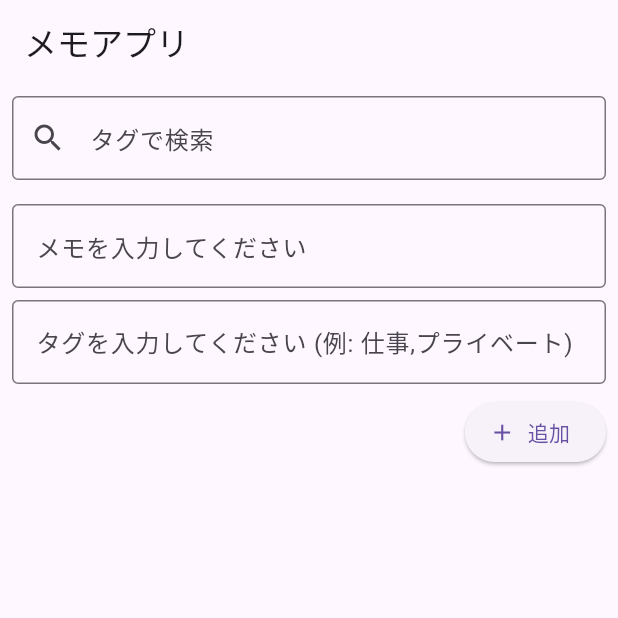
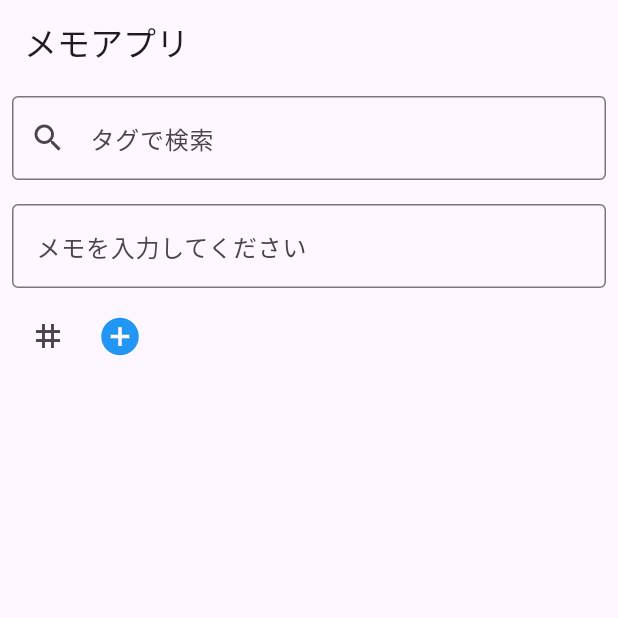
Before and after one commit to ishii-kanade/memoapp, a Flutter app: the screen it shows after launch, on a phone screen of 412 x 824 dp, the top half of it. Run offline on Flutter 3.47's test engine with Material 3 defaults, Android fonts, the phone set to English and light mode, and no system bars; our stand-ins replace flutter_riverpod.

Commit message:
UIをシンプルに

```diff
--- a/lib/presentation/pages/memo_page.dart
+++ b/lib/presentation/pages/memo_page.dart
@@ -59,7 +59,9 @@ class _MemoPageState extends ConsumerState<MemoPage> {
           Padding(
             padding: const EdgeInsets.all(8.0),
             child: Column(
+              crossAxisAlignment: CrossAxisAlignment.start,
               children: [
+                // メモ入力フィールド
                 TextField(
                   controller: _textController,
                   maxLines: null,
@@ -69,19 +71,50 @@ class _MemoPageState extends ConsumerState<MemoPage> {
                   ),
                 ),
                 const SizedBox(height: 8.0),
-                TextField(
+
+                // オプションと追加ボタン
+                Row(
+                  mainAxisAlignment: MainAxisAlignment.start,
+                  children: [
+                    // タグ追加ボタン
+                    IconButton(
+                      icon: const Icon(Icons.tag),
+                      tooltip: 'タグを追加',
+                      onPressed: () {
+                        showDialog(
+                          context: context,
+                          builder: (dialogContext) {
+                            return AlertDialog(
+                              title: const Text('タグを追加'),
+                              content: TextField(
                                 controller: _tagController,
                                 decoration: const InputDecoration(
-                    labelText: 'タグを入力してください (例: 仕事,プライベート)',
-                    border: OutlineInputBorder(),
+                                  labelText: 'タグを入力 (例: 仕事,プライベート)',
                                 ),
                               ),
-                const SizedBox(height: 8.0),
-                Align(
-                  alignment: Alignment.centerRight,
-                  child: ElevatedButton.icon(
-                    icon: const Icon(Icons.add),
-                    label: const Text('追加'),
+                              actions: [
+                                TextButton(
+                                  onPressed: () {
+                                    Navigator.of(dialogContext).pop();
+                                  },
+                                  child: const Text('キャンセル'),
+                                ),
+                                TextButton(
+                                  onPressed: () {
+                                    Navigator.of(dialogContext).pop();
+                                  },
+                                  child: const Text('追加'),
+                                ),
+                              ],
+                            );
+                          },
+                        );
+                      },
+                    ),
+                    // メモ追加ボタン
+                    IconButton(
+                      icon: const Icon(Icons.add_circle, size: 30, color: Colors.blue),
+                      tooltip: 'メモを追加',
                       onPressed: () {
                         if (_textController.text.isNotEmpty) {
                           final tags = _tagController.text.isNotEmpty
@@ -96,10 +129,13 @@ class _MemoPageState extends ConsumerState<MemoPage> {
                         }
                       },
                     ),
+                  ],
                 ),
               ],
             ),
           ),
+
+
           Expanded(
             child: Padding(
               padding: const EdgeInsets.all(8.0),
```
Lines whose indentation alone changed are shown as unchanged.
